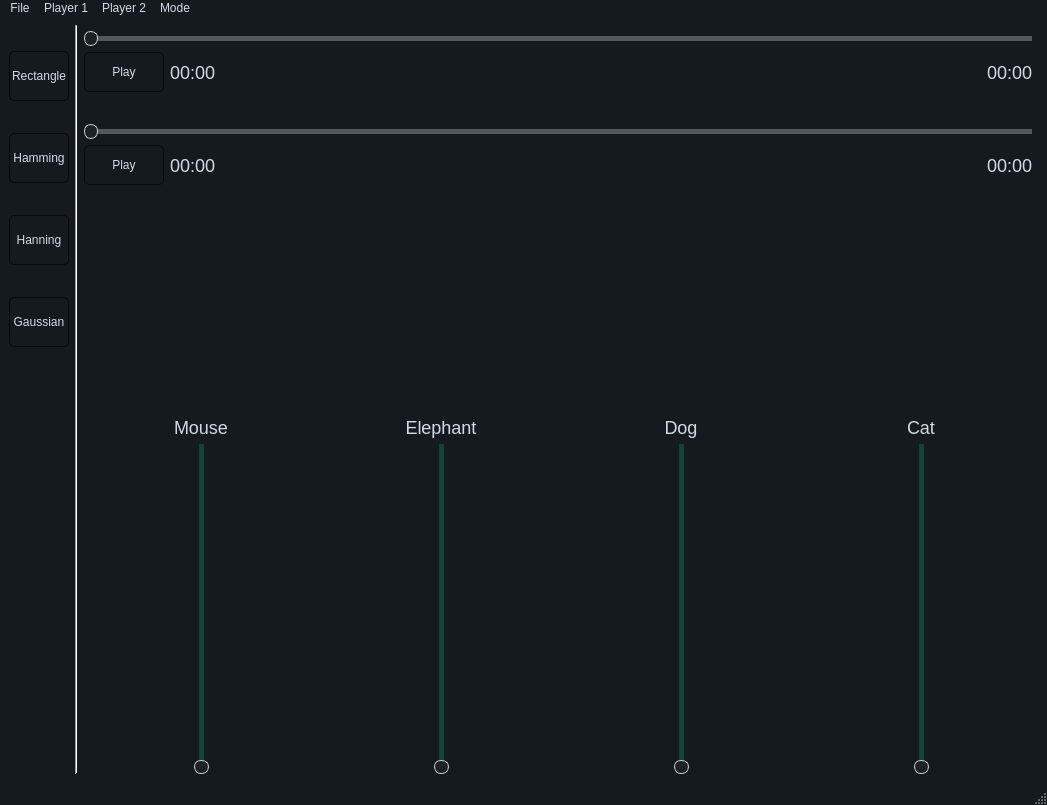
The window that views/mainwindow.ui (ossama971/signal_equalizer_studio) describes before a commit, drawn with Qt 5.
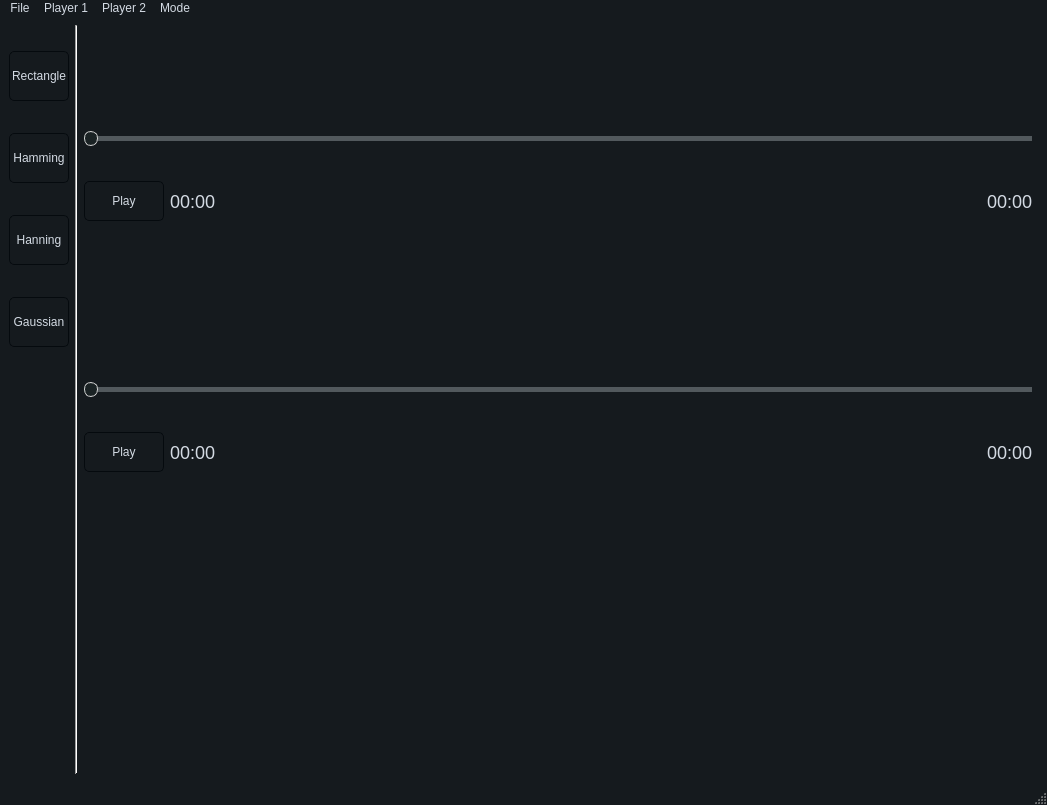
The same window after the commit. Custom widgets are drawn as their Qt base class.

Commit message: finished rectangle window and main options

Diff of the .ui file:
```diff
--- a/views/mainwindow.ui
+++ b/views/mainwindow.ui
@@ -770,152 +770,7 @@
          </widget>
         </item>
         <item>
-         <layout class="QHBoxLayout" name="horizontalLayout_5">
-          <item>
-           <layout class="QVBoxLayout" name="verticalLayout_8">
-            <item>
-             <widget class="QLabel" name="label_1">
-              <property name="sizePolicy">
-               <sizepolicy hsizetype="Preferred" vsizetype="Preferred">
-                <horstretch>0</horstretch>
-                <verstretch>0</verstretch>
-               </sizepolicy>
-              </property>
-              <property name="minimumSize">
-               <size>
-                <width>100</width>
-                <height>0</height>
-               </size>
-              </property>
-              <property name="maximumSize">
-               <size>
-                <width>16777215</width>
-                <height>16777215</height>
-               </size>
-              </property>
-              <property name="text">
-               <string>Mouse</string>
-              </property>
-              <property name="alignment">
-               <set>Qt::AlignCenter</set>
-              </property>
-             </widget>
-            </item>
-            <item>
-             <widget class="QSlider" name="control_slider_1">
-              <property name="sizePolicy">
-               <sizepolicy hsizetype="Expanding" vsizetype="Expanding">
-                <horstretch>0</horstretch>
-                <verstretch>0</verstretch>
-               </sizepolicy>
-              </property>
-              <property name="orientation">
-               <enum>Qt::Vertical</enum>
-              </property>
-             </widget>
-            </item>
-           </layout>
-          </item>
-          <item>
-           <layout class="QVBoxLayout" name="verticalLayout_7">
-            <item>
-             <widget class="QLabel" name="label_2">
-              <property name="minimumSize">
-               <size>
-                <width>100</width>
-                <height>0</height>
-               </size>
-              </property>
-              <property name="text">
-               <string>Elephant</string>
-              </property>
-              <property name="alignment">
-               <set>Qt::AlignCenter</set>
-              </property>
-             </widget>
-            </item>
-            <item>
-             <widget class="QSlider" name="control_slider_2">
-              <property name="sizePolicy">
-               <sizepolicy hsizetype="Expanding" vsizetype="Expanding">
-                <horstretch>0</horstretch>
-                <verstretch>0</verstretch>
-               </sizepolicy>
-              </property>
-              <property name="orientation">
-               <enum>Qt::Vertical</enum>
-              </property>
-             </widget>
-            </item>
-           </layout>
-          </item>
-          <item>
-           <layout class="QVBoxLayout" name="verticalLayout_6">
-            <item>
-             <widget class="QLabel" name="label_3">
-              <property name="minimumSize">
-               <size>
-                <width>100</width>
-                <height>0</height>
-               </size>
-              </property>
-              <property name="text">
-               <string>Dog</string>
-              </property>
-              <property name="alignment">
-               <set>Qt::AlignCenter</set>
-              </property>
-             </widget>
-            </item>
-            <item>
-             <widget class="QSlider" name="control_slider_3">
-              <property name="sizePolicy">
-               <sizepolicy hsizetype="Expanding" vsizetype="Expanding">
-                <horstretch>0</horstretch>
-                <verstretch>0</verstretch>
-               </sizepolicy>
-              </property>
-              <property name="orientation">
-               <enum>Qt::Vertical</enum>
-              </property>
-             </widget>
-            </item>
-           </layout>
-          </item>
-          <item>
-           <layout class="QVBoxLayout" name="verticalLayout_5">
-            <item>
-             <widget class="QLabel" name="label_4">
-              <property name="minimumSize">
-               <size>
-                <width>100</width>
-                <height>0</height>
-               </size>
-              </property>
-              <property name="text">
-               <string>Cat</string>
-              </property>
-              <property name="alignment">
-               <set>Qt::AlignCenter</set>
-              </property>
-             </widget>
-            </item>
-            <item>
-             <widget class="QSlider" name="control_slider_4">
-              <property name="sizePolicy">
-               <sizepolicy hsizetype="Expanding" vsizetype="Expanding">
-                <horstretch>0</horstretch>
-                <verstretch>0</verstretch>
-               </sizepolicy>
-              </property>
-              <property name="orientation">
-               <enum>Qt::Vertical</enum>
-              </property>
-             </widget>
-            </item>
-           </layout>
-          </item>
-         </layout>
+         <layout class="QHBoxLayout" name="sliders_layout"/>
         </item>
        </layout>
       </item>
```
Left out of the diff: 9 changed lines with no effect on the pictures. The commit also changes 1 other file.
